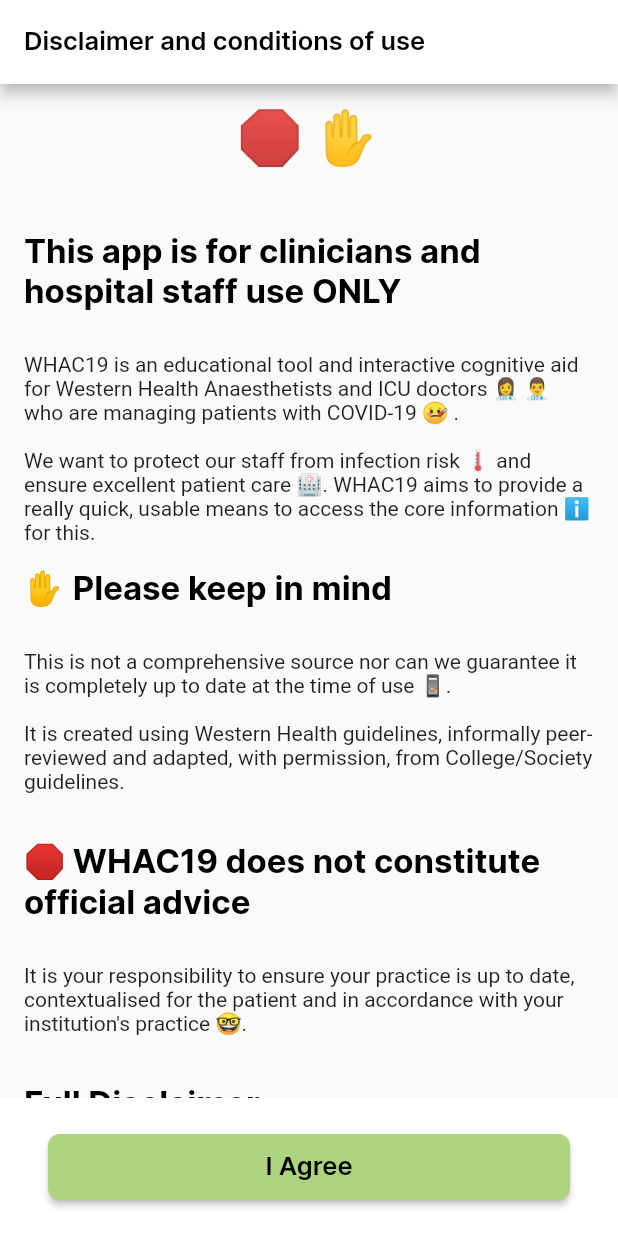
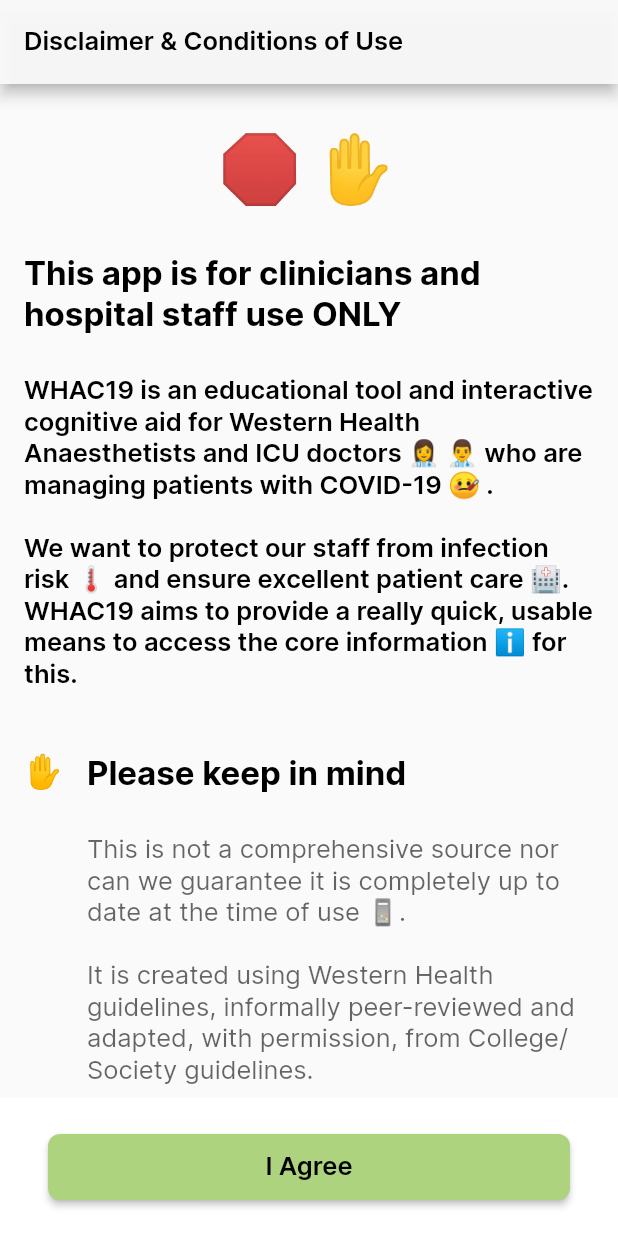
Before and after one commit to Western-Health-Covid19-Collaboration/wh_covid19_app, a Flutter app: the screen it shows after launch, on a phone screen of 412 x 824 dp. Run offline on Flutter 3.47's test engine with Material 2 defaults, Android fonts, the phone set to English and light mode, and no system bars; our stand-ins replace chewie, flutter_svg, flutter_widget_from_html, package_info, photo_view, shared_preferences and 1 more; missing offline and left inert: matrix_gesture_detector.

Commit message:
Fixed Android Adaptive icons to work correctly. Fixed Disclaimer back button white-on-white icon button when shown on the Information screen. Fixed Disclaimer styling to match standard styles and sizes. Fixed several Information screen item titles to be case correct.

```diff
--- a/lib/strings.dart
+++ b/lib/strings.dart
@@ -5,7 +5,7 @@ class Strings {
   static const String toDo = 'TO DO';
 
   /// Disclaimer strings
-  static const String disclaimerTitle = 'Disclaimer and conditions of use';
+  static const String disclaimerTitle = 'Disclaimer & Conditions of Use';
   // *** WARNING ***
   // When disclaimerBody changes in any way, increment disclaimerVersion by one
   static const String disclaimerBody = '''
@@ -79,7 +79,7 @@ This app is designed to be used by the anaesthetist and critical care doctors at
       'Society & College Recommendations';
   static const String informationAppFeedbackTitle = 'App Feedback';
   static const String informationAppAckRefTitle =
-      'Acknowledgements and references';
+      'Acknowledgements and References';
   static const String informationAppThirdPartyTitle = 'Third-Party Licenses';
   static const String informationFooter = 'Built with ❤️ by a band of '
       'volunteers';
--- a/lib/view/disclaimer_view.dart
+++ b/lib/view/disclaimer_view.dart
@@ -70,43 +70,93 @@ class _DisclaimerViewState extends State<DisclaimerView> {
                     padding: const EdgeInsets.all(16.0),
                     child: Column(
                       crossAxisAlignment: CrossAxisAlignment.start,
-                      children: const <Widget>[
-                        Center(
+                      children: <Widget>[
+                        const Center(
+                          child: Padding(
+                            padding: EdgeInsets.only(top: 15.0, bottom: 30.0),
                             child: Text(
-                            '🛑 ✋\n',
+                              '🛑 ✋',
                               textAlign: TextAlign.center,
-                            style: TextStyle(fontSize: 35.0),
+                              style: TextStyle(fontSize: 44.0),
                             ),
                           ),
-                        Text(
-                            'This app is for clinicians and hospital staff use ONLY\n',
-                            style: Styles.textH3),
-                        Text(
+                        ),
+                        const Text(
+                          'This app is for clinicians and hospital staff use'
+                          ' ONLY\n',
+                          style: Styles.textH3,
+                        ),
+                        const Text(
                           'WHAC19 is an educational tool and interactive cognitive aid for Western Health '
                           'Anaesthetists and ICU doctors 👩‍⚕ 👨‍⚕ who are managing patients with COVID-19 🤒 .'
                           '\n\nWe want to protect our staff from infection risk 🌡 and ensure excellent patient '
-                          'care 🏥. WHAC19 aims to provide a really quick, usable means to access the core information ℹ️ for this.\n',
-                          style: TextStyle(fontSize: 14.0),
+                          'care 🏥. WHAC19 aims to provide a really quick, '
+                          'usable means to access the core information ℹ️'
+                          ' for this.\n\n',
+                          style: Styles.textH5,
                         ),
-                        Text('✋ Please keep in mind\n', style: Styles.textH3),
-                        Text(
+                        Row(
+                          crossAxisAlignment: CrossAxisAlignment.start,
+                          children: <Widget>[
+                            Container(
+                              width: 42.0,
+                              child: const Text(
+                                '✋',
+                                style: Styles.textH3,
+                              ),
+                            ),
+                            const Expanded(
+                              child: Text(
+                                'Please keep in mind\n',
+                                style: Styles.textH3,
+                              ),
+                            ),
+                          ],
+                        ),
+                        Padding(
+                          padding: const EdgeInsets.only(left: 42.0),
+                          child: Text(
                             'This is not a comprehensive source nor can we guarantee it is completely up to date at '
                             'the time of use 📱.\n\nIt is created using Western Health guidelines, informally '
                             'peer-reviewed and adapted, with permission, from College/Society guidelines.\n\n',
-                          style: TextStyle(fontSize: 14.0),
+                            style: Styles.textP,
                           ),
-                        Text('🛑 WHAC19 does not constitute official advice\n',
-                            style: Styles.textH3),
-                        Text(
+                        ),
+                        Row(
+                          crossAxisAlignment: CrossAxisAlignment.start,
+                          children: <Widget>[
+                            Container(
+                              width: 42.0,
+                              child: const Text(
+                                '🛑',
+                                style: Styles.textH3,
+                              ),
+                            ),
+                            const Expanded(
+                              child: Text(
+                                'WHAC19 does not constitute official advice\n',
+                                style: Styles.textH3,
+                                softWrap: true,
+                              ),
+                            ),
+                          ],
+                        ),
+                        Padding(
+                          padding: const EdgeInsets.only(left: 42.0),
+                          child: Text(
                             'It is your responsibility to ensure your practice is up to date, contextualised for the '
                             'patient and in accordance with your institution\'s practice 🤓.\n\n',
-                          style: TextStyle(fontSize: 14.0),
+                            //style: TextStyle(fontSize: 14.0),
+                            style: Styles.textP,
                           ),
-                        Text('Full Disclaimer\n', style: Styles.textH3),
+                        ),
+                        const Text(
+                          'Full Disclaimer\n',
+                          style: Styles.textH3,
+                        ),
                         Text(
                           Strings.disclaimerBody,
-                          //style: Styles.textLegal,
-                          style: TextStyle(fontSize: 14.0),
+                          style: Styles.textP,
                         ),
                       ],
                     ),
@@ -128,7 +178,9 @@ class _DisclaimerViewState extends State<DisclaimerView> {
       child: RaisedButton(
         color: AppColors.green500,
         shape: const RoundedRectangleBorder(
-          borderRadius: BorderRadius.all(Radius.circular(8)),
+          borderRadius: BorderRadius.all(
+            Radius.circular(8),
+          ),
         ),
         onPressed: () {
           // Write agreement of disclaimer to device storage to persist this decision
@@ -149,9 +201,10 @@ class _DisclaimerViewState extends State<DisclaimerView> {
       BuildContext context, dynamic version, dynamic dateStampString) {
     return Container(
       padding: const EdgeInsets.all(16),
+      color: Colors.white,
       child: Text(
         '${Strings.disclaimerHaveAgreedText} \nVersion: $version \nDate & time: $dateStampString',
-        style: Styles.textLegal,
+        style: Styles.textFooter,
       ),
     );
   }
@@ -171,6 +224,8 @@ class _DisclaimerViewState extends State<DisclaimerView> {
                 // Warning brightness interacts with SystemUiOverlayStyle
                 // See system_bars.dart comments
                 brightness: Brightness.light,
+                backgroundColor: AppColors.appBarBackground,
+                iconTheme: Styles.appBarIconTheme,
                 elevation: 4.0,
                 automaticallyImplyLeading: snapshot.data.agreed,
                 title: const Text(
```
Also changed, not shown: assets/images/icon/high_res_icon.png, 21 other files. Lines whose indentation alone changed are shown as unchanged.
